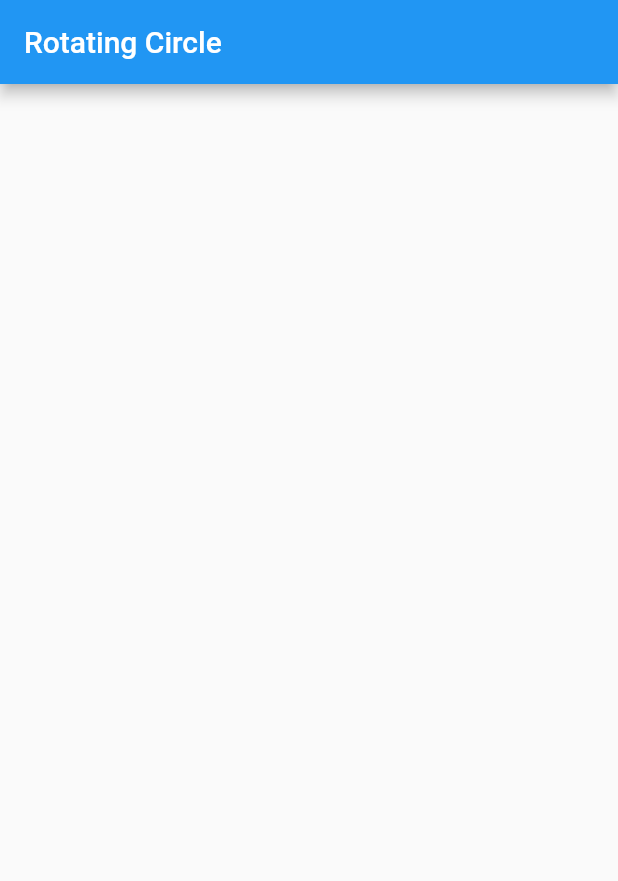
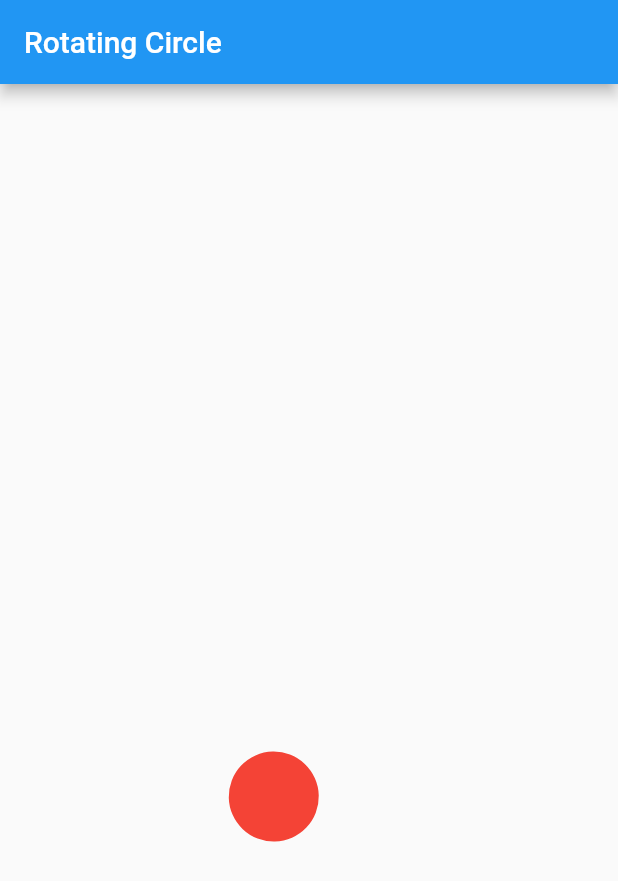
Before and after one commit to EhsanTgv/AnimationFlutterTest, a Flutter app: the screen it shows after launch, on a phone screen of 412 x 824 dp. Shown: the top 881 px of the screen. Run offline on Flutter 3.47's test engine with Material 2 defaults, Android fonts, the light colour scheme and no system bars.

Commit message:
Implement Rotating Animation

```diff
--- a/lib/rotating_circle_page.dart
+++ b/lib/rotating_circle_page.dart
@@ -1,17 +1,80 @@
 import 'package:flutter/material.dart';
+import 'dart:math' as math;
 
 class RotatingCirclePage extends StatefulWidget {
   @override
   _RotatingCirclePageState createState() => _RotatingCirclePageState();
 }
 
-class _RotatingCirclePageState extends State<RotatingCirclePage> {
+class _RotatingCirclePageState extends State<RotatingCirclePage>
+    with SingleTickerProviderStateMixin {
+  AnimationController animationController;
+  Animation animation;
+
+  @override
+  void initState() {
+    super.initState();
+    animationController = AnimationController(
+      duration: Duration(
+        seconds: 2,
+      ),
+      vsync: this,
+    );
+    animation = CurvedAnimation(
+      parent: animationController,
+      curve: Curves.fastOutSlowIn,
+    );
+    animationController.addStatusListener(animationStatusListener);
+    animationController.forward();
+  }
+
+  @override
+  void dispose() {
+    super.dispose();
+    animationController.dispose();
+  }
+
+  void animationStatusListener(AnimationStatus status) {
+    if (status == AnimationStatus.completed) {
+      animationController.reverse();
+    } else if (status == AnimationStatus.dismissed) {
+      animationController.forward();
+    }
+  }
+
+  Widget _buildCircle(radius) {
+    return Container(
+      width: radius * 2,
+      height: radius * 2,
+      decoration: BoxDecoration(
+        borderRadius: BorderRadius.all(
+          Radius.circular(radius),
+        ),
+        color: Colors.red,
+      ),
+    );
+  }
+
   @override
   Widget build(BuildContext context) {
     return Scaffold(
       appBar: AppBar(
         title: Text("Rotating Circle"),
       ),
+      body: AnimatedBuilder(
+        child: Align(
+          alignment: Alignment(0, -0.1),
+          child: _buildCircle(30.0),
+        ),
+        animation: animationController,
+        builder: (BuildContext context, Widget child) {
+          return Transform.rotate(
+            child: child,
+            angle: math.pi * 2 * animation.value,
+            origin: Offset(0, 30),
+          );
+        },
+      ),
     );
   }
 }
```
